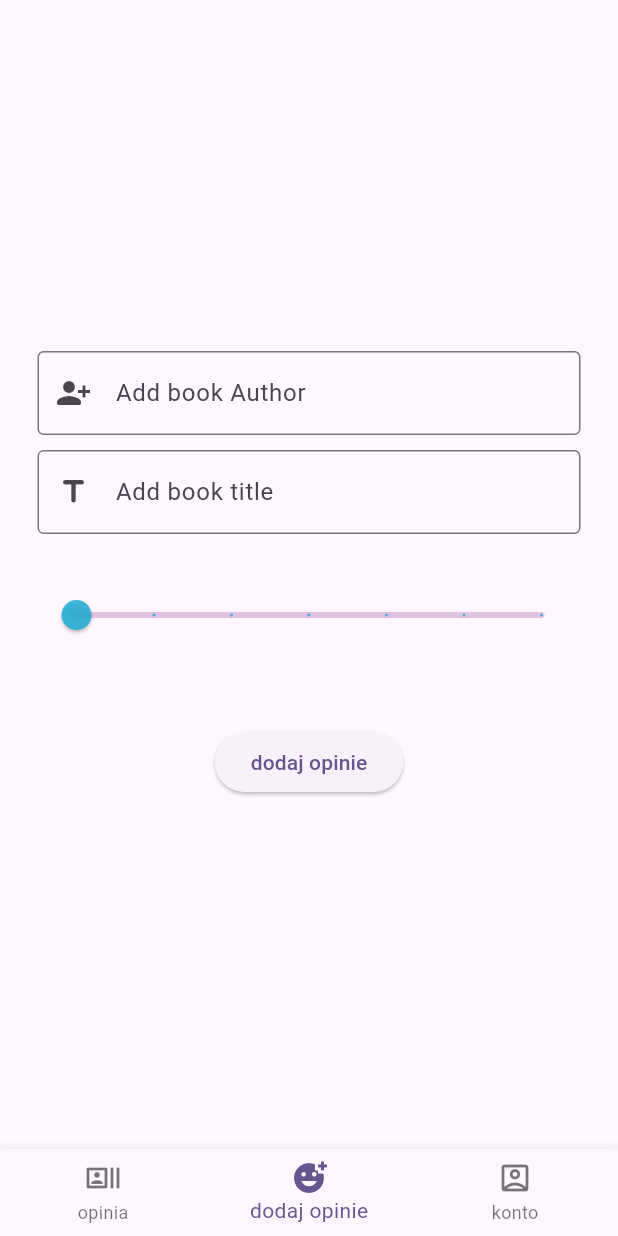
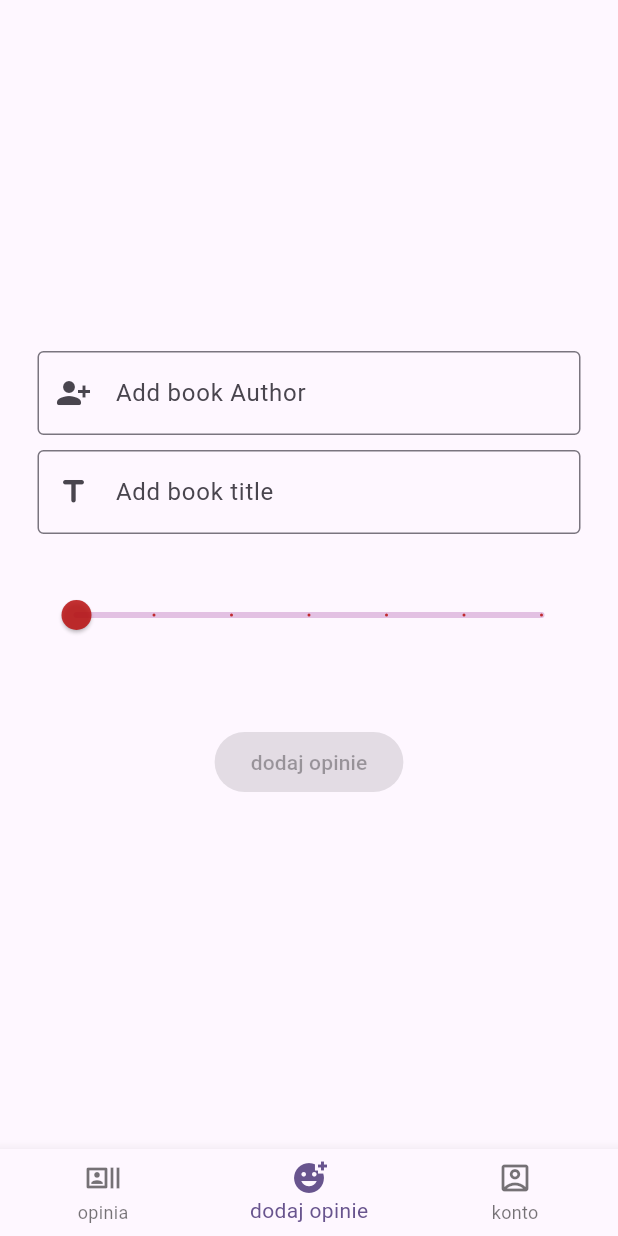
Before and after one commit to lukaszgrajczyk/readbook, a Flutter app: the screen it shows once a user with an empty profile is signed in, item 2 of the bottom bar chosen, on a phone screen of 412 x 824 dp. Run offline on Flutter 3.47's test engine with Material 3 defaults, Android fonts, the phone set to English and light mode, and no system bars; our stand-ins replace cloud_firestore, firebase_auth, firebase_core; missing offline and left inert: firebase_cloud_firestore; accounts and stored records are empty.

Commit message:
update add opinion button functionality

```diff
--- a/lib/AddBookRevew/add_review_page_content.dart
+++ b/lib/AddBookRevew/add_review_page_content.dart
@@ -68,7 +68,7 @@ class _AddBookReviewState extends State<AddBookReview> {
                 );
               },
               label: rating.toString(),
-              activeColor: Color.fromARGB(222, 37, 174, 216),
+              activeColor: Color.fromARGB(222, 187, 21, 21),
               inactiveColor: Color.fromARGB(222, 223, 185, 223),
               min: 0.0,
               max: 6.0,
@@ -76,7 +76,9 @@ class _AddBookReviewState extends State<AddBookReview> {
             ),
             SizedBox(height: 50),
             ElevatedButton(
-              onPressed: () async {
+              onPressed: bookAuthor.isEmpty || bookTitle.isEmpty
+                  ? null
+                  : () async {
                       await FirebaseFirestore.instance.collection('books').add(
                         {
                           'author': bookAuthor,
```
Also changed, not shown: lib/BookReview/book_review_page.content.dart (+5 -2 lines). Lines whose indentation alone changed are shown as unchanged.
